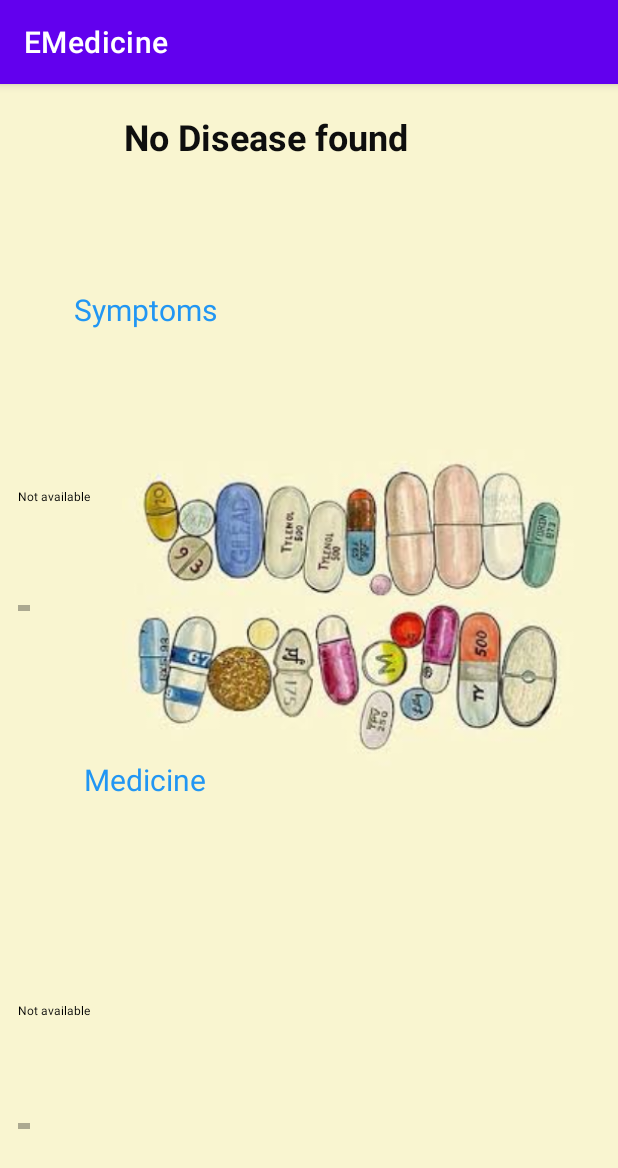
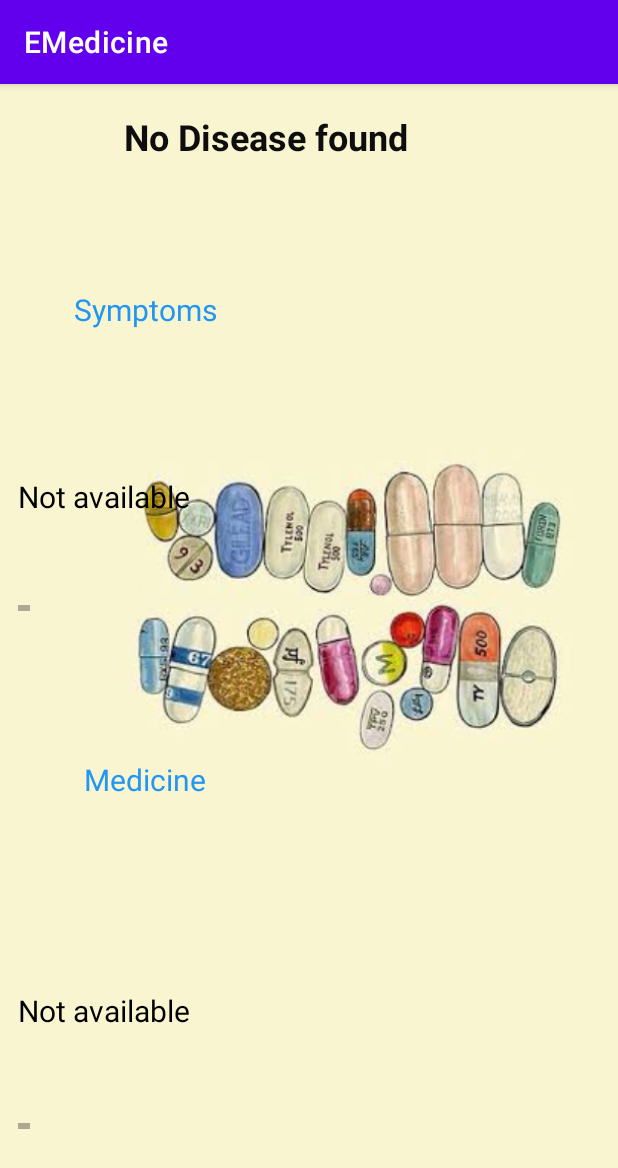
Before and after one commit to Quenton7/EMedicine, an Android app: the Symptoms screen opened directly, with no data from a screen before it, on a phone screen of 412 x 824 dp. Shown: the top 1168 px of the screen. Run offline under Robolectric (Android 15) with nearby library versions, the phone set to English and light mode, and no system bars; our stand-ins replace Firebase (no records; nobody signed in at launch, a user with empty details on screens opened directly); 1 statement that could not run was skipped.

Commit message:
Scrollable Text

```diff
--- a/app/src/main/java/com/example/emedicine/Symptoms.java
+++ b/app/src/main/java/com/example/emedicine/Symptoms.java
@@ -6,6 +6,7 @@ import androidx.appcompat.app.AppCompatActivity;
 import android.annotation.SuppressLint;
 import android.content.Intent;
 import android.os.Bundle;
+import android.text.method.ScrollingMovementMethod;
 import android.widget.EditText;
 import android.widget.TextView;
 import android.widget.Toast;
@@ -38,6 +39,9 @@ public class Symptoms extends AppCompatActivity {
         medicine = (TextView) findViewById(R.id.medicine);
         disname = (TextView) findViewById(R.id.disText);
 
+        symptoms.setMovementMethod(new ScrollingMovementMethod());
+        medicine.setMovementMethod(new ScrollingMovementMethod());
+
         Bundle bundle = getIntent().getBundleExtra("data");
         name = bundle.getString("disease");
         disname.setText(name);
--- a/app/src/main/res/layout/activity_symptoms.xml
+++ b/app/src/main/res/layout/activity_symptoms.xml
@@ -68,7 +68,7 @@
         android:scrollbars="horizontal"
         android:scrollHorizontally="true"
         android:textColor="#000000"
-        android:textSize="8sp"
+        android:textSize="20sp"
         app:layout_constraintBottom_toBottomOf="parent"
         app:layout_constraintEnd_toEndOf="parent"
         app:layout_constraintHorizontal_bias="0.428"
@@ -88,7 +88,7 @@
         android:scrollbars="horizontal"
         android:scrollHorizontally="true"
         android:textColor="#000000"
-        android:textSize="8sp"
+        android:textSize="20sp"
         app:layout_constraintBottom_toBottomOf="parent"
         app:layout_constraintEnd_toEndOf="parent"
         app:layout_constraintHorizontal_bias="0.375"
```
Also changed, not shown: app/src/main/java/com/example/emedicine/SignUp.java (+10 -5 lines).
